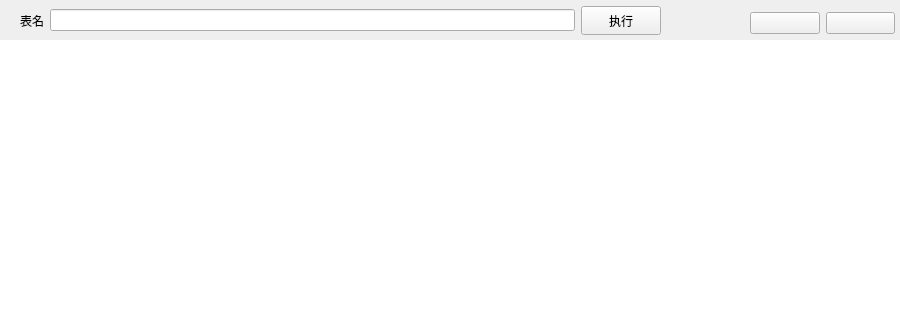
lingduliudu/QT_DEMO, file mainwindow.ui: the form before one commit; both pictures show x 0 to 900 and y 0 to 320 of the 900 by 500 pixel window.
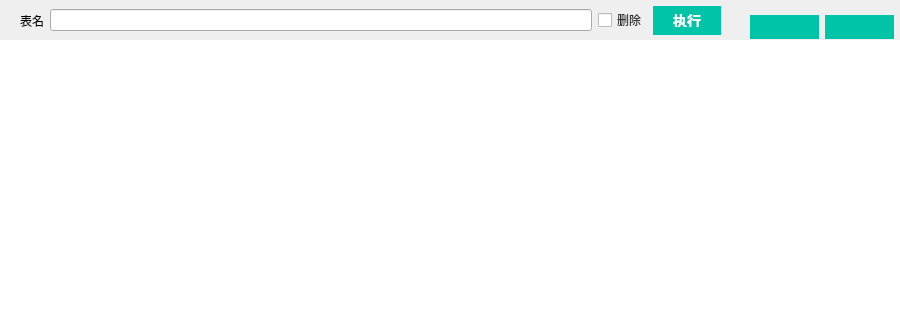
The form after the commit. Icons and pictures are not drawn.

Diff of the .ui file:
```diff
--- a/mainwindow.ui
+++ b/mainwindow.ui
@@ -29,7 +29,7 @@
      <rect>
       <x>0</x>
       <y>0</y>
-      <width>661</width>
+      <width>721</width>
       <height>41</height>
      </rect>
     </property>
@@ -64,6 +64,25 @@
        </property>
       </widget>
      </item>
+     <item>
+      <widget class="QCheckBox" name="needRemove">
+       <property name="styleSheet">
+        <string notr="true">/* 1. 默认状态（未选中时）的文字颜色（例如黑色或默认深色） */
+QCheckBox {
+    color: #333333; 
+    font-size: 12px;
+}
+
+/* 2. 选中状态（checked）下的文字颜色变红 */
+QCheckBox:checked {
+    color: #ff0000; /* 纯红，也可以用 #e74c3c 等更柔和的红 */
+}</string>
+       </property>
+       <property name="text">
+        <string>删除</string>
+       </property>
+      </widget>
+     </item>
      <item>
       <widget class="QPushButton" name="runButton">
        <property name="enabled">
@@ -87,6 +106,36 @@
          <height>29</height>
         </size>
        </property>
+       <property name="styleSheet">
+        <string notr="true">QPushButton {
+    /* 基础背景色：来自 image_2d978b.png 的青绿色 */
+    background-color: #00c4a7;
+    /* 文字颜色：纯白 */
+    color: #ffffff;
+    /* 严格直角，无圆角 */
+    border-radius: 0px;
+    /* 去掉默认边框，确保纯扁平 */
+    border: none;
+    /* 内边距 */
+    padding: 8px 20px;
+    font-size: 14px;
+    font-weight: bold;
+    font-family: &quot;Microsoft YaHei&quot;, sans-serif;
+}
+
+/* 鼠标悬浮状态：颜色稍微提亮一点 */
+QPushButton:hover {
+    background-color: #00d9b9;
+}
+
+/* 鼠标按下状态：颜色加深，体现点击感 */
+QPushButton:pressed {
+    background-color: #00a88f;
+    /* 扁平风格下，按下时文字微调1px能带来很好的物理反馈，不需要可删掉 */
+    padding-left: 21px;
+    padding-top: 9px;
+}</string>
+       </property>
        <property name="text">
         <string>执行</string>
        </property>
@@ -112,8 +161,8 @@
      <rect>
       <x>750</x>
       <y>10</y>
-      <width>145</width>
-      <height>26</height>
+      <width>146</width>
+      <height>34</height>
      </rect>
     </property>
     <layout class="QHBoxLayout" name="horizontalLayout_2">
@@ -122,6 +171,44 @@
        <property name="toolTip">
         <string>参数设置</string>
        </property>
+       <property name="styleSheet">
+        <string notr="true">QPushButton {
+    /* 强行固定宽高，不允许拉伸 */
+    min-width: 69px;
+    max-width: 69px;
+    min-height: 24px;
+    max-height: 24px;
+
+    /* 你的主题青绿色 */
+    background-color: #00c4a7;
+    color: #ffffff;
+    
+    /* 严格直角与扁平化 */
+    border-radius: 0px;
+    border: none;
+    
+    /* 小尺寸下，字号12px~13px最精致，14px可能会显得太满 */
+    font-size: 12px; 
+    font-weight: bold;
+    font-family: &quot;Microsoft YaHei&quot;, sans-serif;
+    
+    /* 清除内边距，靠强制宽高来撑开 */
+    padding: 0px; 
+}
+
+/* 鼠标悬浮状态 */
+QPushButton:hover {
+    background-color: #00d9b9;
+}
+
+/* 鼠标按下状态 */
+QPushButton:pressed {
+    background-color: #00a88f;
+    /* 小尺寸下的点击反馈，文字向下向右微移 1 像素 */
+    padding-left: 1px;
+    padding-top: 1px;
+}</string>
+       </property>
        <property name="text">
         <string/>
        </property>
@@ -135,6 +222,44 @@
        <property name="toolTip">
         <string>数据库配置</string>
        </property>
+       <property name="styleSheet">
+        <string notr="true">QPushButton {
+    /* 强行固定宽高，不允许拉伸 */
+    min-width: 69px;
+    max-width: 69px;
+    min-height: 24px;
+    max-height: 24px;
+
+    /* 你的主题青绿色 */
+    background-color: #00c4a7;
+    color: #ffffff;
+    
+    /* 严格直角与扁平化 */
+    border-radius: 0px;
+    border: none;
+    
+    /* 小尺寸下，字号12px~13px最精致，14px可能会显得太满 */
+    font-size: 12px; 
+    font-weight: bold;
+    font-family: &quot;Microsoft YaHei&quot;, sans-serif;
+    
+    /* 清除内边距，靠强制宽高来撑开 */
+    padding: 0px; 
+}
+
+/* 鼠标悬浮状态 */
+QPushButton:hover {
+    background-color: #00d9b9;
+}
+
+/* 鼠标按下状态 */
+QPushButton:pressed {
+    background-color: #00a88f;
+    /* 小尺寸下的点击反馈，文字向下向右微移 1 像素 */
+    padding-left: 1px;
+    padding-top: 1px;
+}</string>
+       </property>
        <property name="text">
         <string/>
        </property>
```
